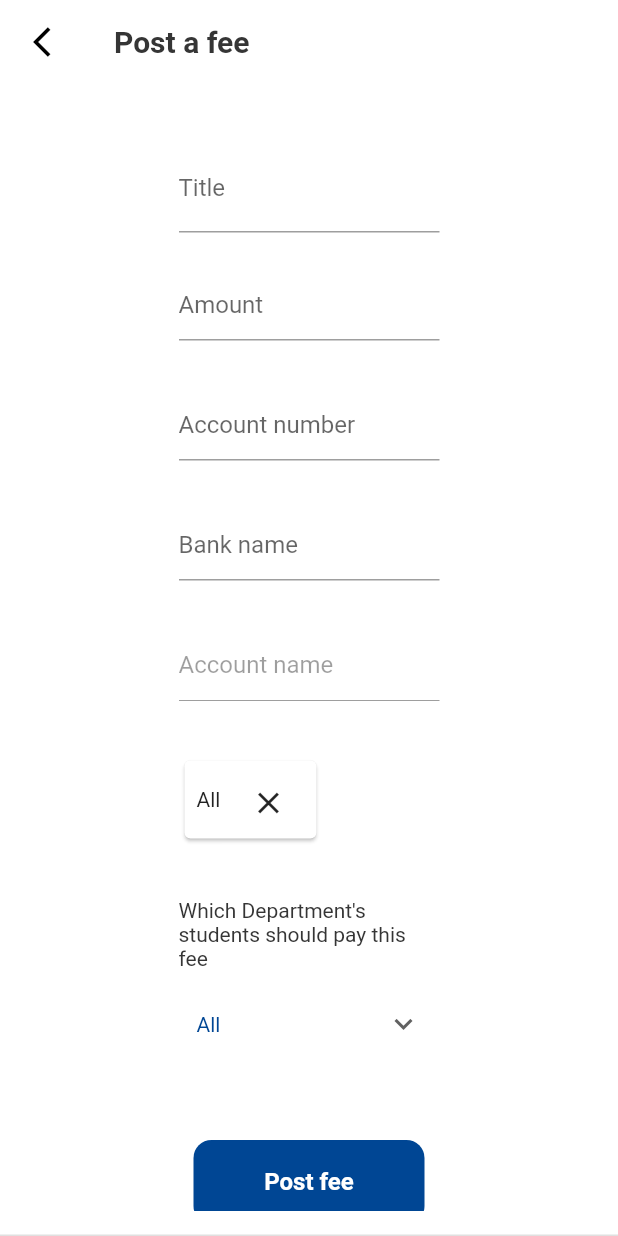
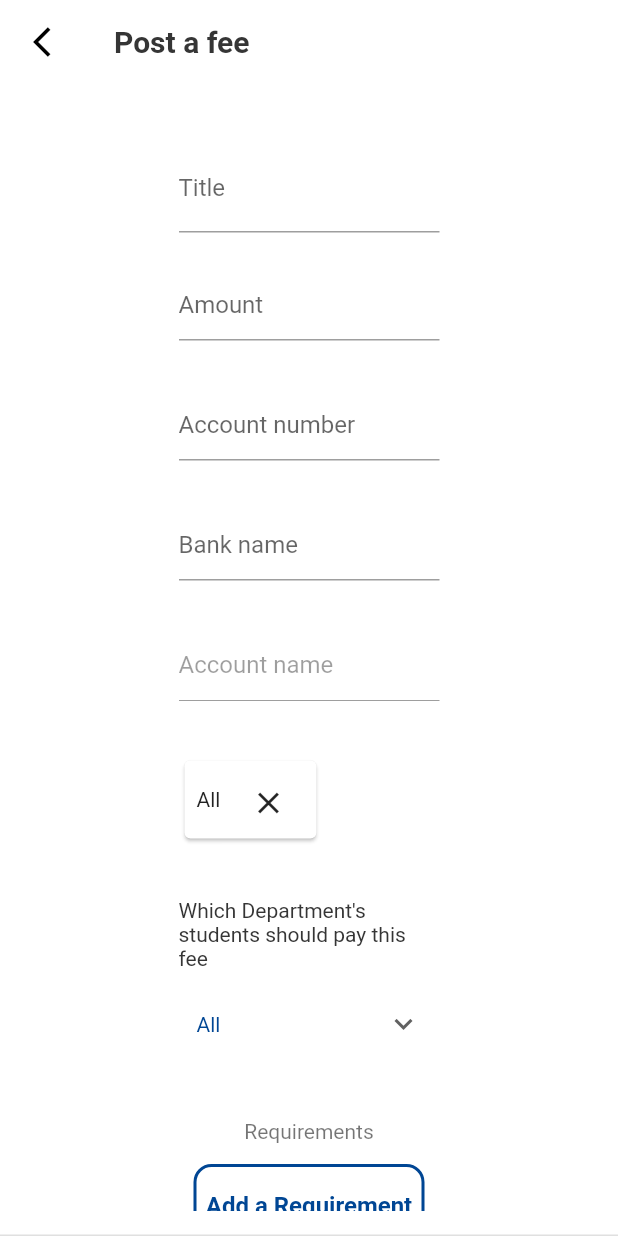
Before and after one commit to DReaper55/clearance_processing_system, a Flutter app: the PostFee screen opened by its route, on a phone screen of 412 x 824 dp. Run offline on Flutter 3.47's test engine with Material 2 defaults, Android fonts, the phone set to English and light mode, and no system bars; our stand-ins replace cloud_firestore, dartz, equatable, firebase_auth, firebase_core, flutter_dotenv and 4 more; accounts and stored records are empty.

Commit message:
Can set requirements

```diff
--- a/lib/core/utils/routes.dart
+++ b/lib/core/utils/routes.dart
@@ -17,6 +17,8 @@ import 'package:clearance_processing_system/features/user-management/presentatio
 import 'package:clearance_processing_system/features/user-management/presentation/pages/view_users.dart';
 import 'package:clearance_processing_system/features/wallet/presentation/pages/wallet.dart';
 import 'package:flutter/material.dart';
+
+import '../../features/fee-management/presentation/pages/requirements_page.dart';
 
 class Routes {
   static const first = '/';
@@ -45,6 +47,8 @@ class Routes {
   static const myProfile = '/myProfile';
   static const wallet = '/wallet';
   static const clearance = '/clearance';
+
+  static const requirements = '/requirements';
 
 
   static Route<dynamic> generateRoute(RouteSettings settings) {
@@ -89,6 +93,8 @@ class Routes {
         return MaterialPageRoute(builder: (_) => const Wallet());
       case clearance:
         return MaterialPageRoute(builder: (_) => const Clearance());
+      case requirements:
+        return MaterialPageRoute(builder: (_) => const RequirementsPage());
       default:
         return MaterialPageRoute(
           builder: (_) => Scaffold(
--- a/lib/core/utils/strings.dart
+++ b/lib/core/utils/strings.dart
@@ -35,6 +35,7 @@ class AppStrings {
   static const feeManagement = 'Fee management';
   static const postAFee = 'Post a fee';
   static const viewFees = 'Fee records';
+  static const requirements = 'Requirements';
 }
 
 class ButtonStrings {
--- a/lib/features/fee-management/presentation/pages/post_fee.dart
+++ b/lib/features/fee-management/presentation/pages/post_fee.dart
@@ -12,6 +12,7 @@ import 'package:flutter/material.dart';
 import 'package:flutter_hooks/flutter_hooks.dart';
 import 'package:hooks_riverpod/hooks_riverpod.dart';
 
+import '../../../../core/utils/routes.dart';
 import '../notifiers/fee_notifier.dart';
 
 
@@ -94,6 +95,9 @@ class PostFee extends HookConsumerWidget {
               ),
 
               const Spacing.xLargeHeight(),
+              // ................................................
+              // List of selected departments
+              // ................................................
               if(createNewFeeNotifier.selectedDepartments.value.isNotEmpty)
                 SizedBox(
                   width: Helpers.width(context),
@@ -123,11 +127,44 @@ class PostFee extends HookConsumerWidget {
                 ),
 
               const Spacing.xLargeHeight(),
+              // ................................................
+              // Dropdown to select departments
+              // ................................................
               DropDownField(
                 values: createNewFeeNotifier.listOfDepartments,
                 label: "Which Department's students should pay this fee",
                 onChanged: createNewFeeNotifier.onDropdownChanged,
                 // currentValue: createNewFeeNotifier.selectedRole.value,
+              ),
+
+              // ................................................
+              // Requirements
+              // ................................................
+              const Spacing.xLargeHeight(),
+              Text(
+                'Requirements',
+                style: Styles.w400(color: Colors.black54),
+              ),
+              const Spacing.tinyHeight(),
+
+              // ................................................
+              // Add a requirement
+              // ................................................
+              ShrinkButton(
+                onTap: () => Navigator.of(context).pushNamed(Routes.requirements),
+                text: (){
+                  String text = 'Add a Requirement';
+
+                  if(createNewFeeNotifier.requirements.value.isNotEmpty){
+                    text = 'View ${createNewFeeNotifier.requirements.value.length} Requirements';
+                  }
+
+                  return text;
+                }(),
+                isExpanded: false,
+                hasBorder: true,
+                color: Colors.white,
+                textColor: UCPSColors.primary,
               ),
 
               const Spacing.xxLargeHeight(),
```
Also changed, not shown: lib/features/fee-management/domain/enitites/requirement_entity.dart (+13 -0 lines), lib/features/fee-management/presentation/notifiers/fee_notifier.dart (+34 -15 lines), lib/features/fee-management/presentation/pages/requirements_page.dart (added, +91 -0 lines), lib/features/fee-management/presentation/widgets/add_requirement_dialog.dart (added, +80 -0 lines).
